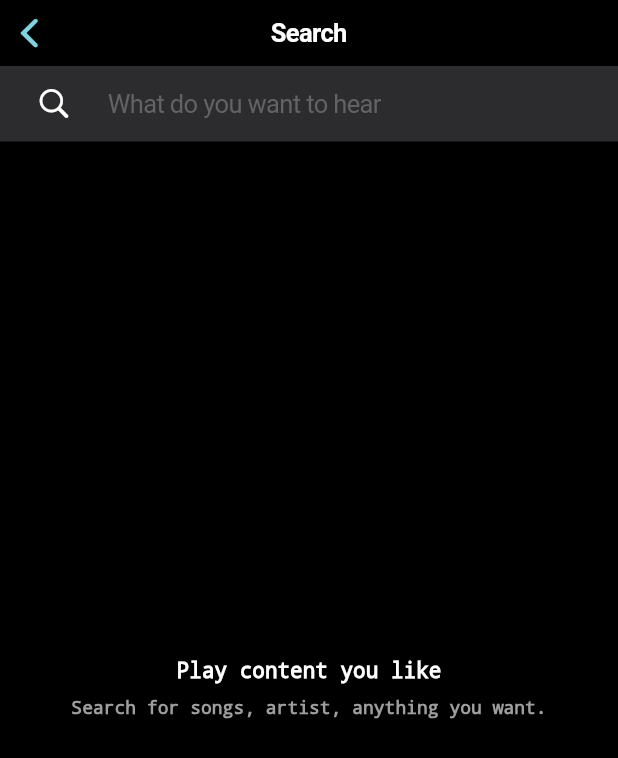
After one commit to duongthaison98/TuneCloud, a Flutter app: the SearchPage screen opened directly, on a phone screen of 412 x 824 dp. The commit adds this screen. Shown: the top 758 px of the screen. Run offline on Flutter 3.47's test engine with Material 3 defaults, Android fonts, the phone set to English and light mode, and no system bars; our stand-ins replace audio_video_progress_bar, just_audio, rxdart; network calls fail.

Commit message:
add search

```diff
--- /dev/null
+++ b/lib/ui/search/search.dart
@@ -0,0 +1,159 @@
+import 'package:flutter/material.dart';
+import 'package:flutter/cupertino.dart';
+import 'package:music_app/data/model/song.dart';
+import 'package:music_app/ui/home/viewmodel.dart';
+import 'package:music_app/ui/now_playing/playing.dart';
+
+class SearchTab extends StatelessWidget {
+  const SearchTab({super.key});
+
+  @override
+  Widget build(BuildContext context) {
+    return const SearchPage();
+  }
+}
+
+class SearchPage extends StatefulWidget {
+  const SearchPage({super.key});
+
+  @override
+  State<SearchPage> createState() => _SearchPageState();
+}
+
+class _SearchPageState extends State<SearchPage> {
+  List<Song> songs = [];
+  late MusicAppViewModel _viewModel;
+  String searchQuery  = '';
+  List<Song> filteredSongs  = [];
+
+  @override
+  void initState() {
+    _viewModel = MusicAppViewModel();
+    _viewModel.loadSongs();
+
+    _viewModel.songStream.stream.listen((songList) {
+      setState(() {
+        songs.addAll(songList as Iterable<Song>);
+      });
+    });
+    super.initState();
+  }
+
+  void _filterSongs(String query) {
+    setState(() {
+      searchQuery = query;
+      filteredSongs = songs.where((song) {
+        return song.title.toLowerCase().contains(query.toLowerCase()) ||
+            song.artist.toLowerCase().contains(query.toLowerCase());
+      }).toList();
+    });
+  }
+
+  @override
+  Widget build(BuildContext context) {
+    bool showLoading = filteredSongs.isEmpty;
+
+    return CupertinoPageScaffold(
+      navigationBar: const CupertinoNavigationBar(
+        middle: Text('Search', style: TextStyle(color: Colors.white)),
+        backgroundColor: Colors.transparent,
+      ),
+      child: SafeArea(
+        child: Column(
+          children: [
+            CupertinoTextField(
+              placeholder: 'What do you want to hear',
+              onChanged: _filterSongs,
+              prefix: const Padding(
+                padding: EdgeInsets.symmetric(horizontal: 24.0),
+                child: Icon(CupertinoIcons.search),
+              ),
+              autofocus: false,
+              style: const TextStyle(color: CupertinoColors.white),
+              placeholderStyle: const TextStyle(color: CupertinoColors.systemGrey2),
+              decoration: BoxDecoration(
+                boxShadow: const [],
+                color: CupertinoColors.systemGrey5, // Grey background
+                borderRadius: BorderRadius.zero,    // No border radius
+                border: Border.all(color: CupertinoColors.systemGrey5, width: 0), // No border
+              ),
+              padding: const EdgeInsets.symmetric(vertical: 15)
+            ),
+            Expanded(
+              child: showLoading ? emptySearch() : getListView(),
+            )
+          ],
+        )
+      )
+    );
+  }
+
+  @override
+  void dispose() {
+    _viewModel.songStream.close();
+    filteredSongs = [];
+    super.dispose();
+  }
+
+  Widget emptySearch() {
+    return const Center(
+      child: Padding(
+        padding: EdgeInsets.symmetric(horizontal: 15),
+        child: Column(
+          mainAxisAlignment: MainAxisAlignment.center,
+          children: [
+            Text('Play content you like', style: TextStyle(color: Colors.white, fontSize: 14, decoration: TextDecoration.none)),
+            SizedBox(height: 10),
+            Text('Search for songs, artist, anything you want.', style: TextStyle(color: Colors.grey, fontSize: 12, decoration: TextDecoration.none)),
+          ],
+        )
+      )
+    );
+  }
+
+  ListView getListView() {
+    return ListView.builder(
+      itemCount: filteredSongs.length,
+      itemBuilder: (context, index) {
+        return Material(
+          color: Colors.black,
+          child: ListTile(
+            contentPadding: const EdgeInsets.only(
+              left: 24,
+              right: 9
+            ),
+            leading: ClipRRect(
+              child: FadeInImage.assetNetwork(
+                placeholder: 'assets/itunes.png',
+                image: filteredSongs[index].image,
+                width: 48,
+                height: 48,
+                imageErrorBuilder: (context, error, stackTrace) {
+                  return Image.asset('assets/itunes.png', width: 48, height: 48);
+                },
+              ),
+            ),
+            title: Text(filteredSongs[index].title),
+            subtitle: Text(
+              filteredSongs[index].artist,
+              style: const TextStyle(
+                color: Colors.grey,
+                fontSize: 12
+              ),
+            ),
+            onTap: () {
+              Navigator.push(context,
+                CupertinoPageRoute(builder: (context) {
+                  return NowPlaying(
+                    songs: filteredSongs,
+                    playingSong: filteredSongs[index]
+                  );
+                })
+              );
+            },
+          )
+        );
+      },
+    );
+  }
+}
```
Also changed, not shown: lib/ui/discovery/discovery.dart (deleted, +0 -14 lines), lib/ui/home/home.dart (+8 -2 lines), lib/ui/layout.dart (+5 -16 lines), lib/ui/now_playing/playing.dart (+11 -6 lines), lib/ui/user/user.dart (deleted, +0 -14 lines).
